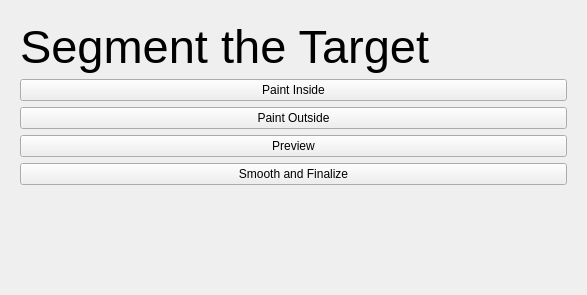
The window that Planning/Resources/UI/Planning.ui (NousNav/SlicerOpenNav) describes before a commit, drawn with Qt 5.
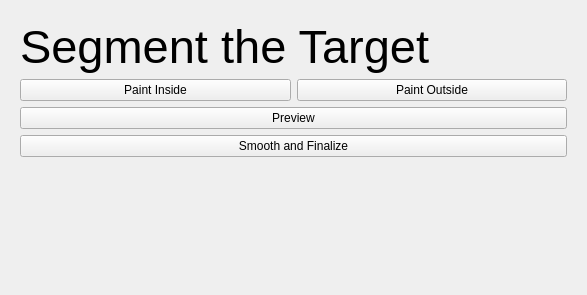
The same window after the commit. Custom widgets are drawn as their Qt base class.

Commit message: ENH: Target segmentation UI

Patch:
```diff
--- a/Planning/Resources/UI/Planning.ui
+++ b/Planning/Resources/UI/Planning.ui
@@ -113,6 +113,8 @@
         </widget>
        </item>
        <item>
+        <layout class="QHBoxLayout" name="horizontalLayout">
+         <item>
         <widget class="QPushButton" name="targetPaintInside">
          <property name="text">
           <string>Paint Inside</string>
@@ -125,6 +127,8 @@
           <string>Paint Outside</string>
          </property>
         </widget>
+         </item>
+        </layout>
        </item>
        <item>
         <widget class="QPushButton" name="targetPreview">
```
Lines whose indentation alone changed are shown as unchanged. The commit also changes 1 other file.
